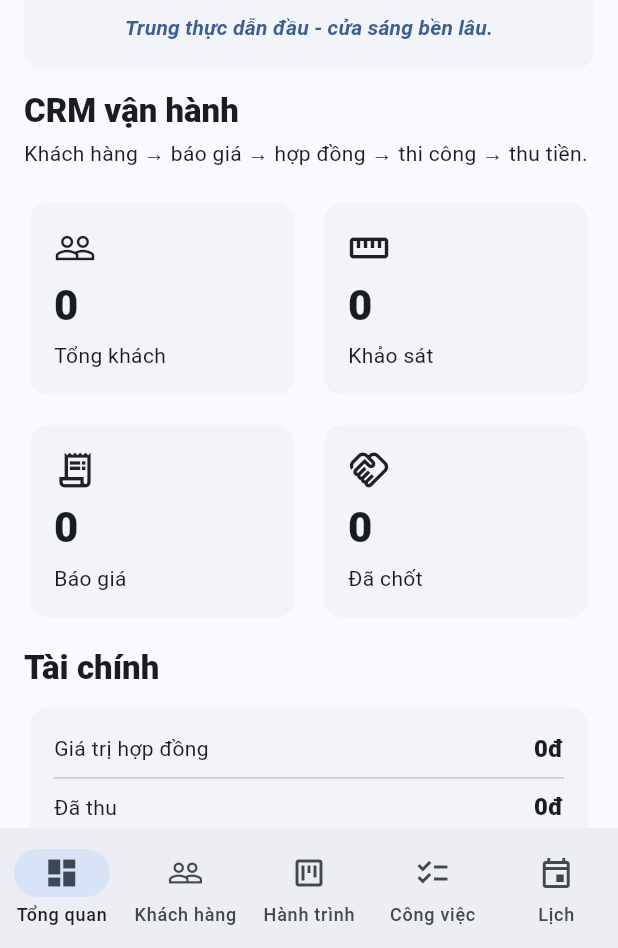
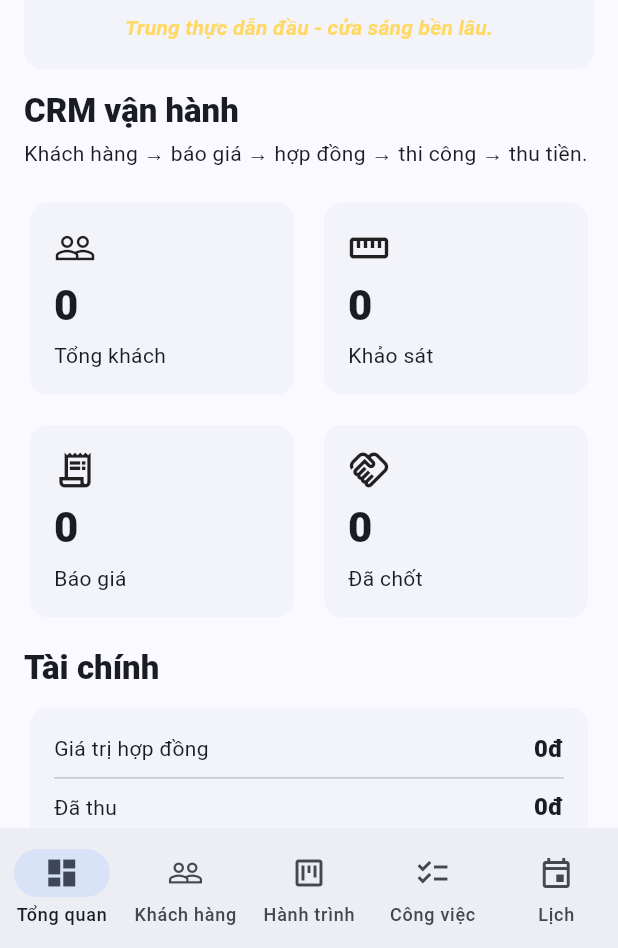
Before and after one commit to HoaGimmy/HelloWorld, a Flutter app: the screen it shows after launch, on a phone screen of 412 x 824 dp, the part 288-1236 px from its top. Run offline on Flutter 3.47's test engine with Material 3 defaults, Android fonts, the phone set to English and light mode, and no system bars; our stand-ins replace file_picker, flutter_svg, image_picker, share_plus, sqflite; missing offline and left inert: excel; accounts and stored records are empty.

Commit message:
feat(branding): use dark gold splash identity

```diff
--- a/lib/widgets/mpwindows_brand.dart
+++ b/lib/widgets/mpwindows_brand.dart
@@ -29,7 +29,7 @@ class MPWindowsBrandHeader extends StatelessWidget {
                   style: Theme.of(context).textTheme.titleSmall?.copyWith(
                         fontStyle: FontStyle.italic,
                         fontWeight: FontWeight.w600,
-                        color: Theme.of(context).colorScheme.primary,
+                        color: const Color(0xFFFFD965),
                       ),
                 ),
               ],
@@ -61,6 +61,7 @@ class _MPWindowsSplashScreenState extends State<MPWindowsSplashScreen> {
   @override
   Widget build(BuildContext context) {
     return Scaffold(
+      backgroundColor: const Color(0xFF15191F),
       body: SafeArea(
         child: Center(
           child: Padding(
@@ -68,7 +69,7 @@ class _MPWindowsSplashScreenState extends State<MPWindowsSplashScreen> {
             child: Column(
               mainAxisSize: MainAxisSize.min,
               children: [
-                SvgPicture.asset('assets/branding/mpwindows_logo.svg', height: 150),
+                SvgPicture.asset('assets/branding/mpwindows_logo_dark.svg', height: 150),
                 const SizedBox(height: 18),
                 Text(
                   'Trung thực dẫn đầu - cửa sáng bền lâu.',
```
